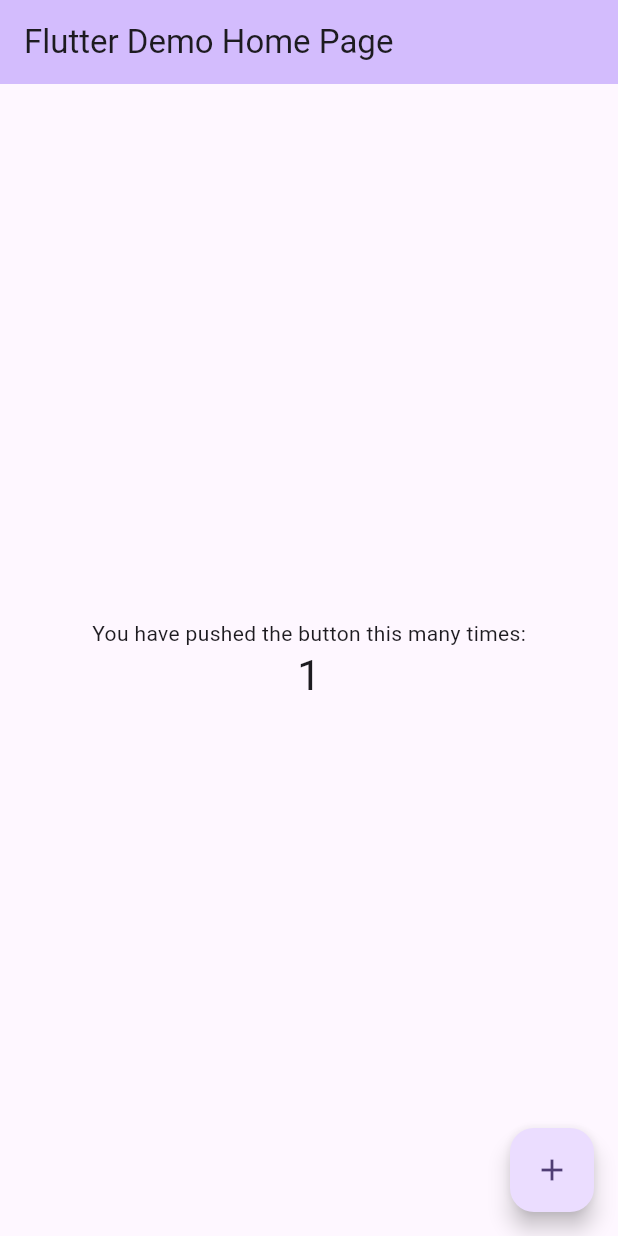
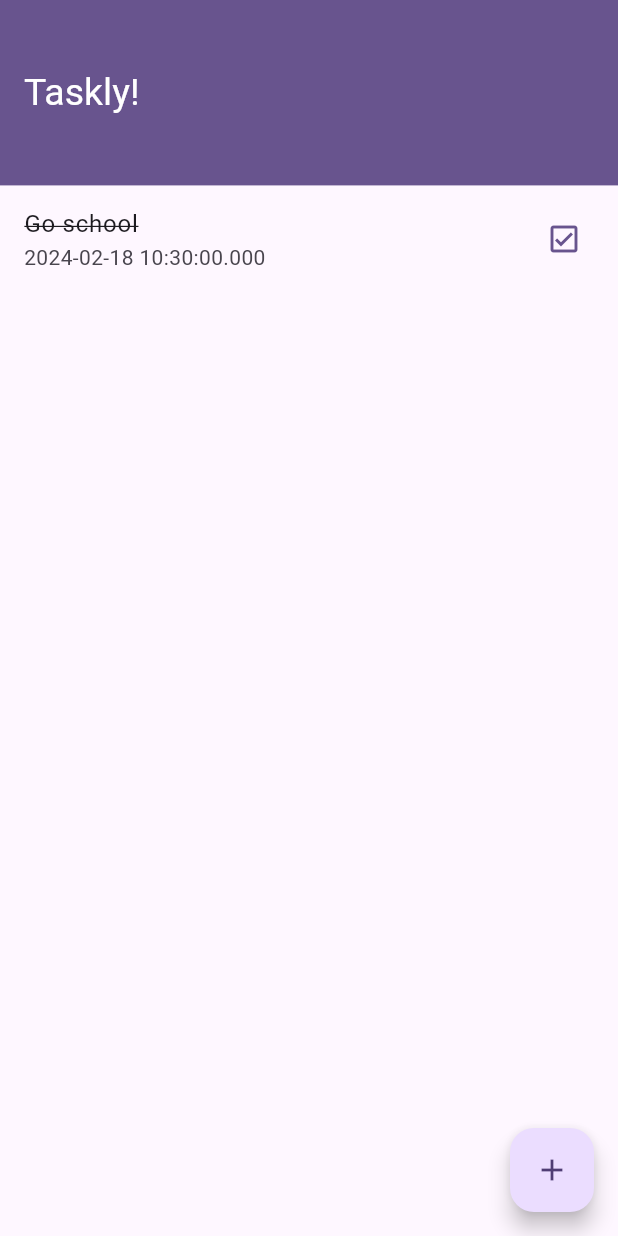
Before and after one commit to Randil-Hasanga/Taskly-app---Flutter, a Flutter app: the screen it shows after launch, after a tap on the "add" icon, on a phone screen of 412 x 824 dp. Run offline on Flutter 3.47's test engine with Material 3 defaults, Android fonts, the phone set to English and light mode, and no system bars.

Commit message:
Ui
Co-Authored-By: vinodkavinda <126967272+vinodkavinda@users.noreply.github.com>

```diff
--- a/lib/main.dart
+++ b/lib/main.dart
@@ -1,125 +1,23 @@
 import 'package:flutter/material.dart';
+import 'package:taskly/pages/home_page.dart';
 
-void main() {
-  runApp(const MyApp());
+void main(){
+  runApp(const App());
 }
 
-class MyApp extends StatelessWidget {
-  const MyApp({super.key});
+class App extends StatelessWidget {
+  const App({Key? key}) : super(key: key);
 
-  // This widget is the root of your application.
   @override
   Widget build(BuildContext context) {
+
     return MaterialApp(
-      title: 'Flutter Demo',
-      theme: ThemeData(
-        // This is the theme of your application.
-        //
-        // TRY THIS: Try running your application with "flutter run". You'll see
-        // the application has a purple toolbar. Then, without quitting the app,
-        // try changing the seedColor in the colorScheme below to Colors.green
-        // and then invoke "hot reload" (save your changes or press the "hot
-        // reload" button in a Flutter-supported IDE, or press "r" if you used
-        // the command line to start the app).
-        //
-        // Notice that the counter didn't reset back to zero; the application
-        // state is not lost during the reload. To reset the state, use hot
-        // restart instead.
-        //
-        // This works for code too, not just values: Most code changes can be
-        // tested with just a hot reload.
+      title: 'Taskly',
+      theme : ThemeData(
         colorScheme: ColorScheme.fromSeed(seedColor: Colors.deepPurple),
         useMaterial3: true,
       ),
-      home: const MyHomePage(title: 'Flutter Demo Home Page'),
+      home: const HomePage(),
     );
   }
 }
-
-class MyHomePage extends StatefulWidget {
-  const MyHomePage({super.key, required this.title});
-
-  // This widget is the home page of your application. It is stateful, meaning
-  // that it has a State object (defined below) that contains fields that affect
-  // how it looks.
-
-  // This class is the configuration for the state. It holds the values (in this
-  // case the title) provided by the parent (in this case the App widget) and
-  // used by the build method of the State. Fields in a Widget subclass are
-  // always marked "final".
-
-  final String title;
-
-  @override
-  State<MyHomePage> createState() => _MyHomePageState();
-}
-
-class _MyHomePageState extends State<MyHomePage> {
-  int _counter = 0;
-
-  void _incrementCounter() {
-    setState(() {
-      // This call to setState tells the Flutter framework that something has
-      // changed in this State, which causes it to rerun the build method below
-      // so that the display can reflect the updated values. If we changed
-      // _counter without calling setState(), then the build method would not be
-      // called again, and so nothing would appear to happen.
-      _counter++;
-    });
-  }
-
-  @override
-  Widget build(BuildContext context) {
-    // This method is rerun every time setState is called, for instance as done
-    // by the _incrementCounter method above.
-    //
-    // The Flutter framework has been optimized to make rerunning build methods
-    // fast, so that you can just rebuild anything that needs updating rather
-    // than having to individually change instances of widgets.
-    return Scaffold(
-      appBar: AppBar(
-        // TRY THIS: Try changing the color here to a specific color (to
-        // Colors.amber, perhaps?) and trigger a hot reload to see the AppBar
-        // change color while the other colors stay the same.
-        backgroundColor: Theme.of(context).colorScheme.inversePrimary,
-        // Here we take the value from the MyHomePage object that was created by
-        // the App.build method, and use it to set our appbar title.
-        title: Text(widget.title),
-      ),
-      body: Center(
-        // Center is a layout widget. It takes a single child and positions it
-        // in the middle of the parent.
-        child: Column(
-          // Column is also a layout widget. It takes a list of children and
-          // arranges them vertically. By default, it sizes itself to fit its
-          // children horizontally, and tries to be as tall as its parent.
-          //
-          // Column has various properties to control how it sizes itself and
-          // how it positions its children. Here we use mainAxisAlignment to
-          // center the children vertically; the main axis here is the vertical
-          // axis because Columns are vertical (the cross axis would be
-          // horizontal).
-          //
-          // TRY THIS: Invoke "debug painting" (choose the "Toggle Debug Paint"
-          // action in the IDE, or press "p" in the console), to see the
-          // wireframe for each widget.
-          mainAxisAlignment: MainAxisAlignment.center,
-          children: <Widget>[
-            const Text(
-              'You have pushed the button this many times:',
-            ),
-            Text(
-              '$_counter',
-              style: Theme.of(context).textTheme.headlineMedium,
-            ),
-          ],
-        ),
-      ),
-      floatingActionButton: FloatingActionButton(
-        onPressed: _incrementCounter,
-        tooltip: 'Increment',
-        child: const Icon(Icons.add),
-      ), // This trailing comma makes auto-formatting nicer for build methods.
-    );
-  }
-}
--- /dev/null
+++ b/lib/pages/home_page.dart
@@ -0,0 +1,65 @@
+import 'package:flutter/material.dart';
+
+class HomePage extends StatefulWidget {
+  const HomePage({Key? key}) : super(key: key);
+
+  @override
+  State<StatefulWidget> createState() {
+    return _HomePageState();
+  }
+}
+
+class _HomePageState extends State<HomePage> {
+  late double _deviceHeight, _deviceWidth;
+  _HomePageState();
+
+  @override
+  Widget build(BuildContext context) {
+    _deviceHeight = MediaQuery.of(context).size.height;
+    _deviceWidth = MediaQuery.of(context).size.width;
+
+    return Scaffold(
+      appBar: AppBar(
+        title: const Text(
+          'Taskly!',
+          style: TextStyle(
+            color: Colors.white,
+            fontSize: 25,
+          ),
+        ),
+        backgroundColor: Theme.of(context).primaryColor,
+        toolbarHeight: _deviceHeight * 0.15,
+        // centerTitle: true,
+      ),
+      body: _taskList(),
+      floatingActionButton: _addTaskButton(),
+    );
+  }
+
+  Widget _taskList() {
+    return ListView(
+      children: [
+        ListTile(
+          title: const Text(
+            "Go school",
+            style: TextStyle(decoration: TextDecoration.lineThrough),
+          ),
+          subtitle: Text(DateTime.now().toString()),
+          trailing: Icon(
+            Icons.check_box_outlined,
+            color: Theme.of(context).primaryColor,
+          ),
+        ),
+      ],
+    );
+  }
+
+  Widget _addTaskButton() {
+    return FloatingActionButton(
+      onPressed: () {
+        print("Button pressed");
+      },
+      child: const Icon(Icons.add),
+    );
+  }
+}
--- a/pubspec.yaml
+++ b/pubspec.yaml
@@ -30,6 +30,9 @@ environment:
 dependencies:
   flutter:
     sdk: flutter
+  hive: "2.2.3"
+  hive_flutter: "1.1.0"
+
 
 
   # The following adds the Cupertino Icons font to your application.
```
Also changed, not shown: pubspec.lock, 2 other files.
